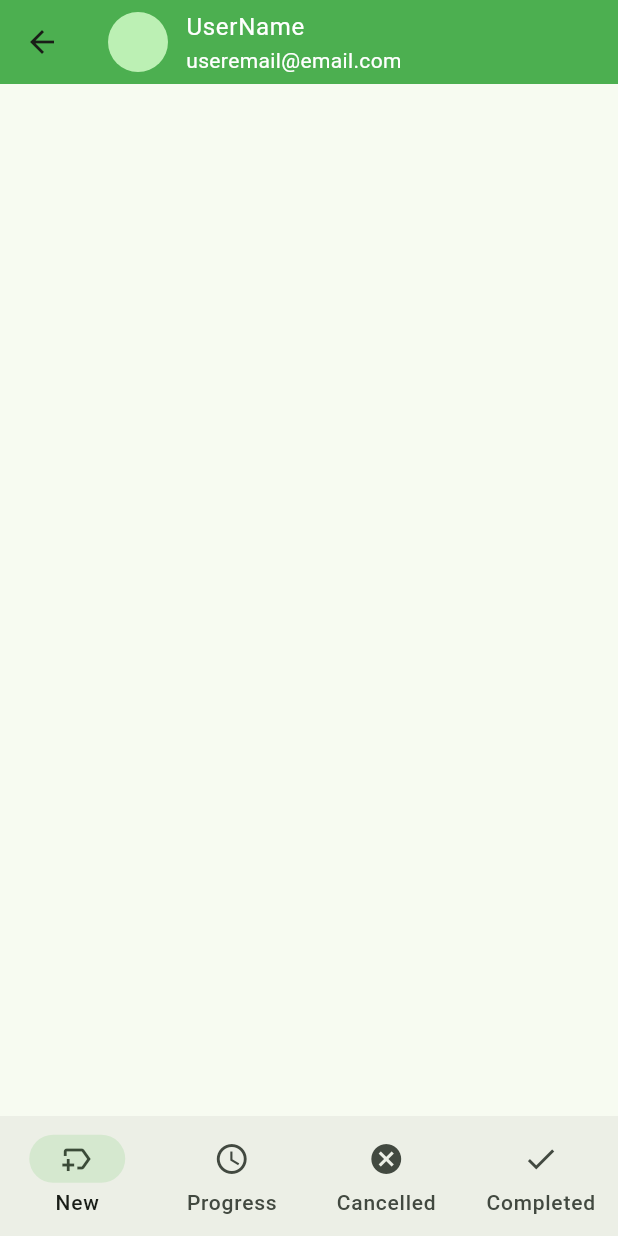
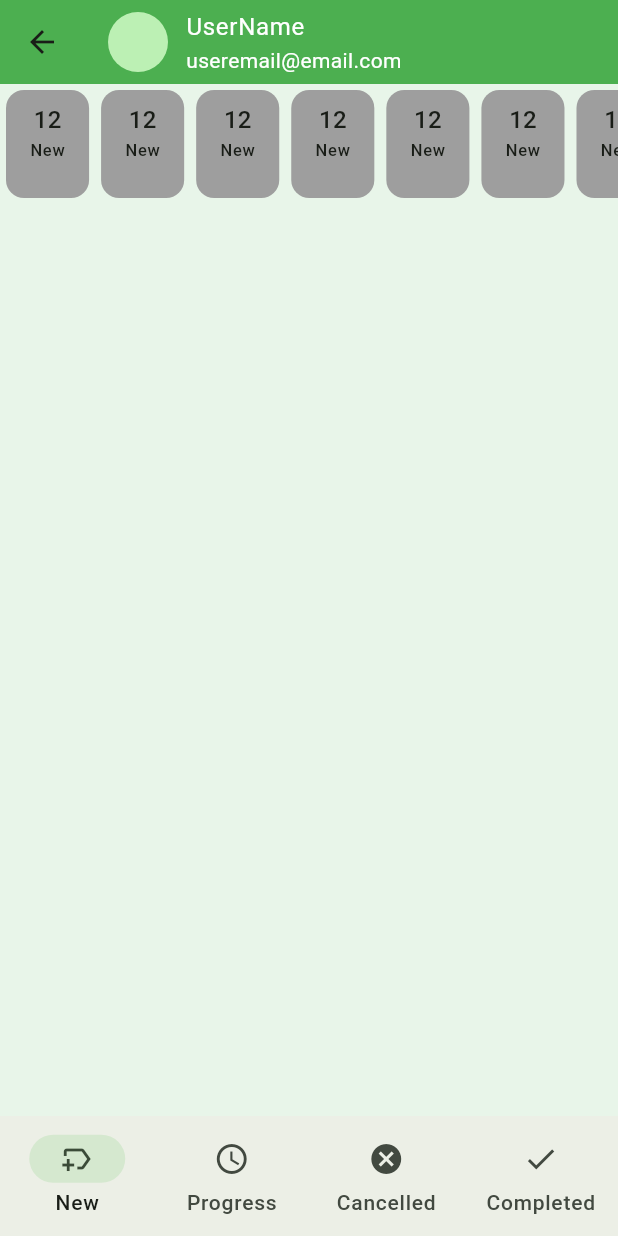
Before and after one commit to TousifMitul/task_manager, a Flutter app: the NavHolder screen opened by its route, on a phone screen of 412 x 824 dp. Run offline on Flutter 3.47's test engine with Material 3 defaults, Android fonts, the phone set to English and light mode, and no system bars; our stand-ins replace flutter_svg, pin_code_fields.

Commit message:
new task list

```diff
--- a/lib/app.dart
+++ b/lib/app.dart
@@ -55,7 +55,8 @@ class MyApp extends StatelessWidget {
         textTheme: TextTheme(
           titleLarge: TextStyle(fontSize: 24, fontWeight: FontWeight.w600),
           labelMedium: TextStyle(fontSize: 14, fontWeight: FontWeight.w500, color: Colors.grey)
-        )
+        ),
+        scaffoldBackgroundColor: Colors.green.shade50,
       ),
       debugShowCheckedModeBanner: false,
       routes: <String, WidgetBuilder> {
--- a/lib/ui/screens/navholder.dart
+++ b/lib/ui/screens/navholder.dart
@@ -1,6 +1,7 @@
 import 'package:flutter/material.dart';
 
 import '../widgets/tm_app_bar.dart';
+import 'new_task_list.dart';
 
 class NavHolder extends StatefulWidget {
   const NavHolder({super.key});
@@ -13,12 +14,19 @@ class NavHolder extends StatefulWidget {
 
 class _NavHolderState extends State<NavHolder> {
   int _selectedIndex = 0;
+  final List<Widget> _screens = [
+    NewTaskList(),
+    // ProgressTaskList(),
+    // CancelledTaskList(),
+    // CompletedTaskList(),
+  ];
 
   @override
   Widget build(BuildContext context) {
     final textTheme = Theme.of(context).textTheme;
     return Scaffold(
       appBar: TMAppBar(),
+      body: _screens[_selectedIndex],
       bottomNavigationBar: NavigationBar(
         selectedIndex: _selectedIndex,
         onDestinationSelected: (int index) {
--- /dev/null
+++ b/lib/ui/screens/new_task_list.dart
@@ -0,0 +1,41 @@
+import 'package:flutter/material.dart';
+class NewTaskList extends StatefulWidget {
+  const NewTaskList({super.key});
+
+  @override
+  State<NewTaskList> createState() => _NewTaskListState();
+}
+
+class _NewTaskListState extends State<NewTaskList> {
+  @override
+  Widget build(BuildContext context) {
+    return Scaffold(
+      body: Column(
+        spacing: 16,
+        children: [
+          SizedBox(
+            height: 80,
+            child: ListView.builder(
+              itemCount: 10,
+                scrollDirection: Axis.horizontal,
+                itemBuilder: (context, index){
+                  return Card(
+                    elevation: 0,
+                    color: Colors.grey,
+                    child:Padding(
+                      padding: const EdgeInsets.symmetric(horizontal: 16.0,vertical: 8),
+                      child: Column(
+                        children: [
+                          Text('12',style: TextTheme.of(context).titleMedium,),
+                          Text('New',style: TextTheme.of(context).labelSmall,),
+                        ],
+                      ),
+                    ),
+                  );
+                }),
+          )
+        ],
+      ),
+    );
+  }
+}
```
Also changed, not shown: assets/images/logo.png (added).
